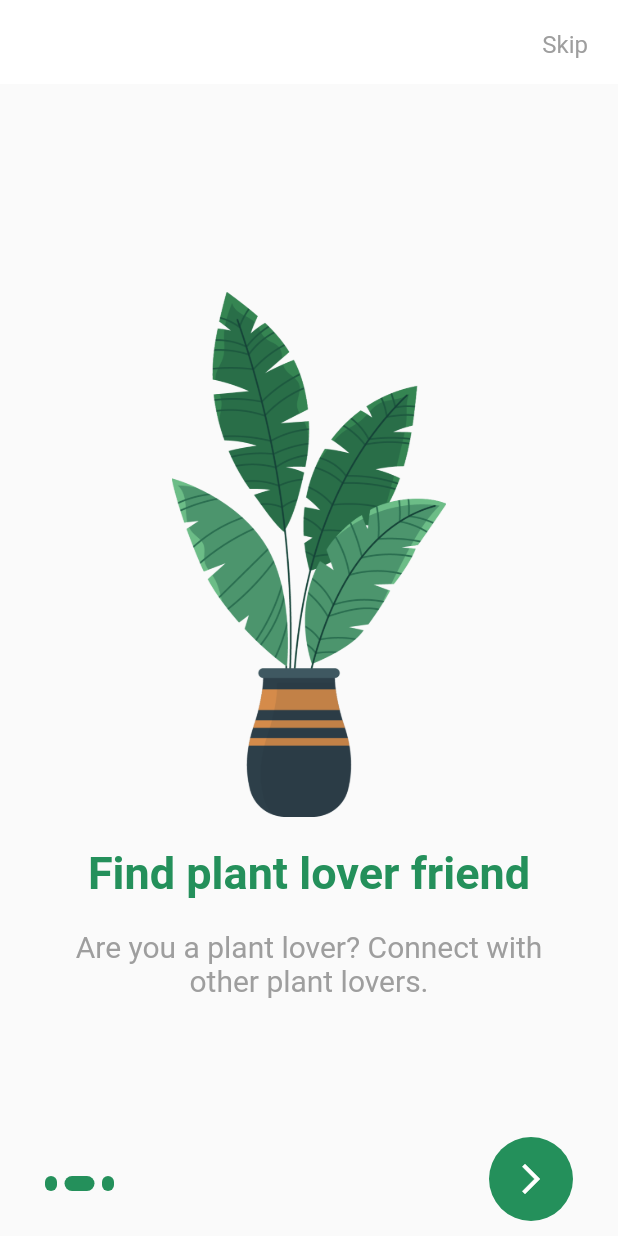
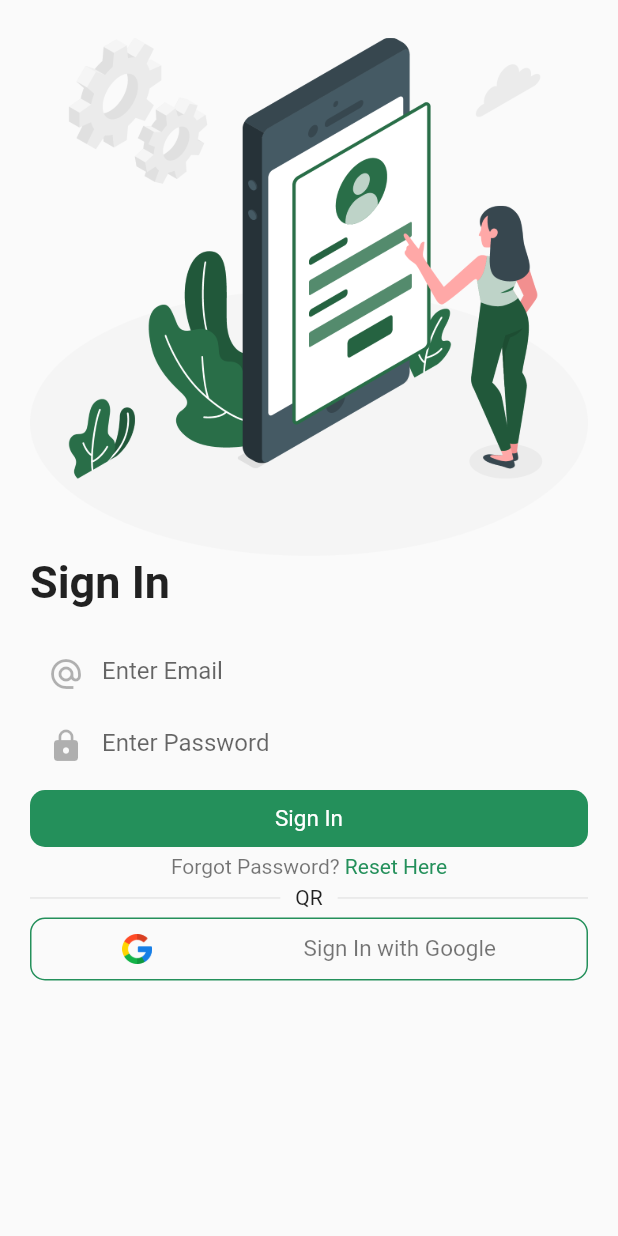
Before and after one commit to RavinduJP/Plant-App, a Flutter app: the screen it shows after launch, after a tap on the "arrow forward ios" icon, after a tap on "Skip", on a phone screen of 412 x 824 dp. Run offline on Flutter 3.47's test engine with Material 2 defaults, Android fonts, the phone set to English and light mode, and no system bars; our stand-ins replace animated_bottom_navigation_bar, page_transition.

Commit message:
create Sign In page

```diff
--- a/lib/ui/login_page.dart
+++ /dev/null
@@ -1,16 +0,0 @@
-import 'package:flutter/material.dart';
-import 'package:plant_app/constants.dart';
-
-class Login extends StatelessWidget {
-  const Login({Key? key}) : super(key: key);
-
-  @override
-  Widget build(BuildContext context) {
-    return Scaffold(
-      appBar: AppBar(
-        title: const Text("Login Page"),
-        backgroundColor: Constants.primaryColor,
-      ),
-    );
-  }
-}
--- a/lib/ui/onbording_screen.dart
+++ b/lib/ui/onbording_screen.dart
@@ -1,9 +1,7 @@
 import 'package:flutter/cupertino.dart';
 import 'package:flutter/material.dart';
 import 'package:plant_app/constants.dart';
-import 'package:plant_app/ui/root_page.dart';
-
-import 'login_page.dart';
+import 'signin_page.dart';
 
 class OnboardingScreen extends StatefulWidget {
   const OnboardingScreen({Key? key}) : super(key: key);
@@ -26,7 +24,9 @@ class _OnboardingScreenState extends State<OnboardingScreen> {
           Padding(
             padding: const EdgeInsets.only(right: 20, top: 20),
             child: InkWell(
-              onTap: () {},
+              onTap: () {
+                Navigator.pushReplacement(context, MaterialPageRoute(builder: (_) => const SignIn()));
+              },
               child: const Text(
                 "Skip",
                 style: TextStyle(
@@ -87,7 +87,7 @@ class _OnboardingScreenState extends State<OnboardingScreen> {
                         _pageController.nextPage(duration: Duration(milliseconds: 300), curve: Curves.easeIn);
                       }
                     } else {
-                      Navigator.pushReplacement(context, MaterialPageRoute(builder: (_) => const RootPage(),),);
+                      Navigator.pushReplacement(context, MaterialPageRoute(builder: (_) => const SignIn(),),);
                     }
                   });
                 },
--- a/lib/ui/root_page.dart
+++ b/lib/ui/root_page.dart
@@ -3,7 +3,7 @@ import 'package:flutter/material.dart';
 import 'package:page_transition/page_transition.dart';
 import 'package:plant_app/constants.dart';
 import 'package:plant_app/models/plants.dart';
-import 'package:plant_app/ui/login_page.dart';
+import 'package:plant_app/ui/signin_page.dart';
 import 'package:plant_app/ui/screens/cart_page.dart';
 import 'package:plant_app/ui/screens/favorite_page.dart';
 import 'package:plant_app/ui/screens/home_page.dart';
--- /dev/null
+++ b/lib/ui/screens/widgets/custom_text_field.dart
@@ -0,0 +1,28 @@
+import 'package:flutter/material.dart';
+import 'package:plant_app/constants.dart';
+
+class CustomTextField extends StatelessWidget {
+  final IconData icon;
+  final bool obscureText;
+  final String hintText;
+
+  const CustomTextField({
+    Key? key, required this.icon, required this.obscureText, required this.hintText,
+  }) : super(key: key);
+
+  @override
+  Widget build(BuildContext context) {
+    return TextField(
+      obscureText: false,
+      style: TextStyle(
+        color: Constants.blackColor,
+      ),
+      decoration: InputDecoration(
+        border: InputBorder.none,
+        prefixIcon: Icon(icon, color: Constants.blackColor.withOpacity(0.3),),
+        hintText: hintText,
+      ),
+      cursorColor: Constants.blackColor.withOpacity(0.5),
+    );
+  }
+}
--- /dev/null
+++ b/lib/ui/signin_page.dart
@@ -0,0 +1,142 @@
+import 'package:flutter/material.dart';
+import 'package:page_transition/page_transition.dart';
+import 'package:plant_app/constants.dart';
+import 'package:plant_app/ui/root_page.dart';
+
+import 'screens/widgets/custom_text_field.dart';
+
+class SignIn extends StatelessWidget {
+  const SignIn({Key? key}) : super(key: key);
+
+  @override
+  Widget build(BuildContext context) {
+    Size size = MediaQuery.of(context).size;
+
+    return Scaffold(
+      body: Padding(
+        padding: const EdgeInsets.fromLTRB(20, 25, 20, 0),
+        child: Column(
+          mainAxisAlignment: MainAxisAlignment.start,
+          crossAxisAlignment: CrossAxisAlignment.start,
+          children: [
+            Image.asset('assets/images/signin.png'),
+            const Text(
+              "Sign In",
+              style: TextStyle(
+                fontSize: 30.0,
+                fontWeight: FontWeight.w700,
+              ),
+            ),
+            const SizedBox(height: 20.0),
+            const CustomTextField(
+              obscureText: false,
+              hintText: "Enter Email",
+              icon: Icons.alternate_email,
+            ),
+            CustomTextField(
+              icon: Icons.lock,
+              obscureText: true,
+              hintText: "Enter Password",
+            ),
+            const SizedBox(
+              height: 5.0,
+            ),
+            GestureDetector(
+              onTap: () {
+                Navigator.pushReplacement(
+                  context,
+                  PageTransition(
+                      child: const RootPage(),
+                      type: PageTransitionType.bottomToTop),
+                );
+              },
+              child: Container(
+                width: size.width,
+                decoration: BoxDecoration(
+                  color: Constants.primaryColor,
+                  borderRadius: BorderRadius.circular(10),
+                ),
+                padding:
+                    const EdgeInsets.symmetric(horizontal: 10, vertical: 10),
+                child: const Center(
+                  child: Text(
+                    "Sign In",
+                    style: TextStyle(
+                      color: Colors.white,
+                      fontSize: 15.0,
+                    ),
+                  ),
+                ),
+              ),
+            ),
+            const SizedBox(height: 5),
+            GestureDetector(
+              onTap: () {
+                Navigator.pushReplacement(
+                  context,
+                  PageTransition(
+                      child: const RootPage(),
+                      type: PageTransitionType.bottomToTop),
+                );
+              },
+              child: Center(
+                child: Text.rich(
+                  TextSpan(children: [
+                    TextSpan(
+                      text: "Forgot Password? ",
+                      style: TextStyle(
+                        color: Constants.blackColor,
+                      ),
+                    ),
+                    TextSpan(
+                      text: "Reset Here",
+                      style: TextStyle(
+                        color: Constants.primaryColor,
+                      ),
+                    ),
+                  ]),
+                ),
+              ),
+            ),
+            const SizedBox(height: 5),
+            Row(
+              children: [
+                Expanded(child: Divider()),
+                Padding(
+                  padding: const EdgeInsets.symmetric(horizontal: 10),
+                  child: Text("QR"),
+                ),
+                Expanded(child: Divider()),
+              ],
+            ),
+            const SizedBox(height: 5),
+            Container(
+              width: size.width,
+              decoration: BoxDecoration(
+                border: Border.all(color: Constants.primaryColor),
+                borderRadius: BorderRadius.circular(10),
+              ),
+              padding: const EdgeInsets.symmetric(horizontal: 10, vertical: 10),
+              child: Row(
+                mainAxisAlignment: MainAxisAlignment.spaceAround,
+                children: [
+                  SizedBox(
+                    height: 20,
+                    child: Image.asset('assets/images/google.png'),
+                  ),
+                  Text(
+                    "Sign In with Google",
+                    style: TextStyle(
+                      color: Constants.blackColor,
+                      fontSize: 15,
+                    ),
+                  ),
+                ],
+              ),
+            ),
+          ],
+        ),
+      ),
+    );
+  }
+}
```
